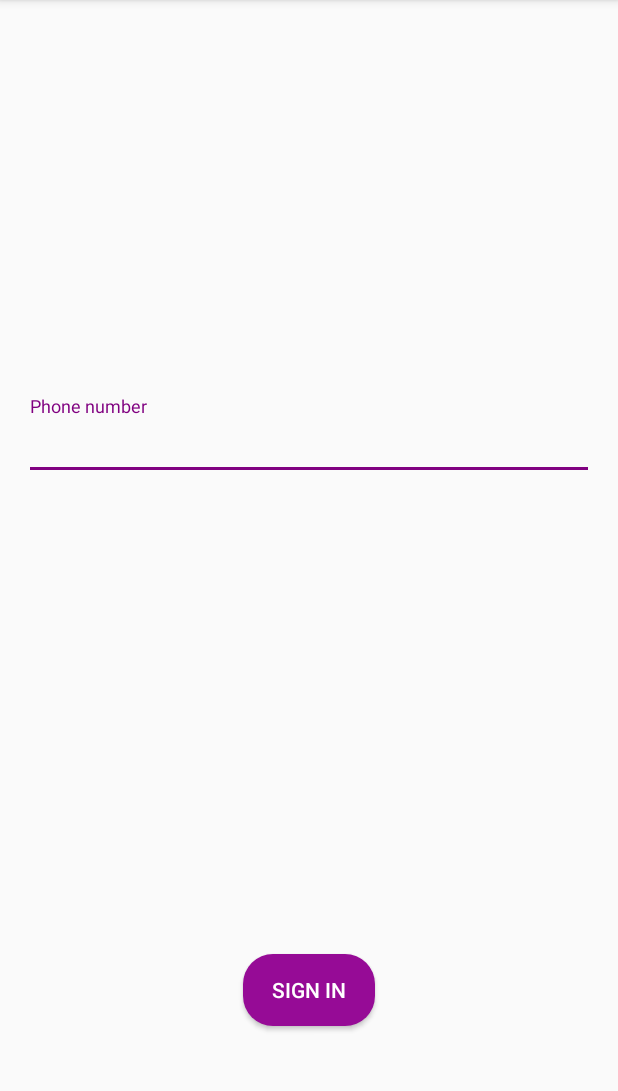
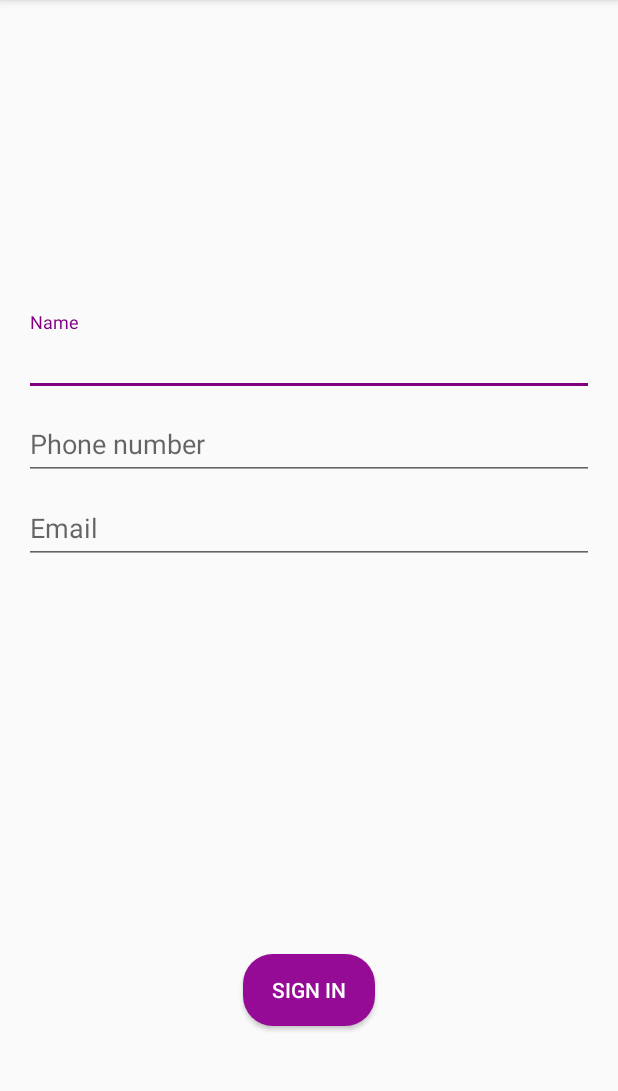
Before and after one commit to vishnuvathsan/PersonalGuardianApp, an Android app: the RegisterActivity screen opened directly, with no data from a screen before it, on a phone screen of 412 x 824 dp, the part 84-1175 px from its top. Run offline under Robolectric (Android 15) with nearby library versions, the phone set to English and light mode, and no system bars.

Commit message:
Name and Email fields have been added

```diff
--- a/app/src/main/res/layout/activity_register.xml
+++ b/app/src/main/res/layout/activity_register.xml
@@ -22,6 +22,17 @@
             android:layout_centerInParent="true"
             android:orientation="vertical">
 
+            <android.support.design.widget.TextInputLayout
+                android:layout_width="match_parent"
+                android:layout_height="wrap_content"
+                android:hint="Name">
+
+                <EditText
+                    android:id="@+id/etName"
+                    android:layout_width="match_parent"
+                    android:layout_height="wrap_content"
+                    android:inputType="phone" />
+            </android.support.design.widget.TextInputLayout>
 
             <android.support.design.widget.TextInputLayout
                 android:layout_width="match_parent"
@@ -30,6 +41,18 @@
 
                 <EditText
                     android:id="@+id/etPhoneNumber"
+                    android:layout_width="match_parent"
+                    android:layout_height="wrap_content"
+                    android:inputType="phone" />
+            </android.support.design.widget.TextInputLayout>
+
+            <android.support.design.widget.TextInputLayout
+                android:layout_width="match_parent"
+                android:layout_height="wrap_content"
+                android:hint="Email">
+
+                <EditText
+                    android:id="@+id/etEmail"
                     android:layout_width="match_parent"
                     android:layout_height="wrap_content"
                     android:inputType="phone" />
```
